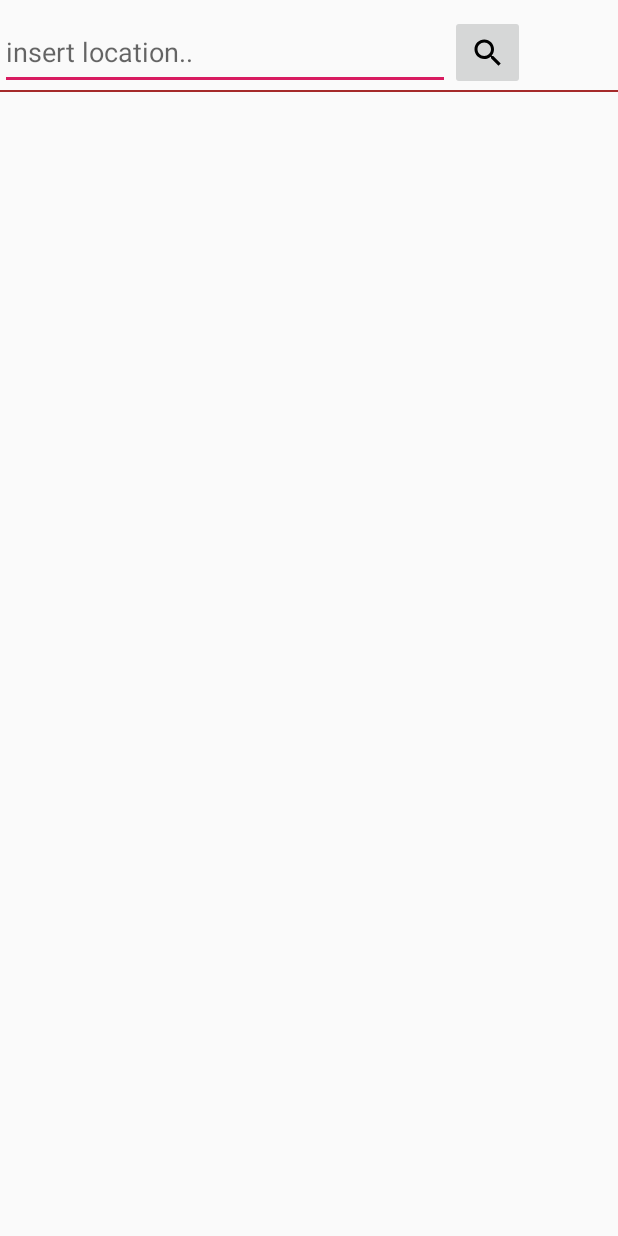
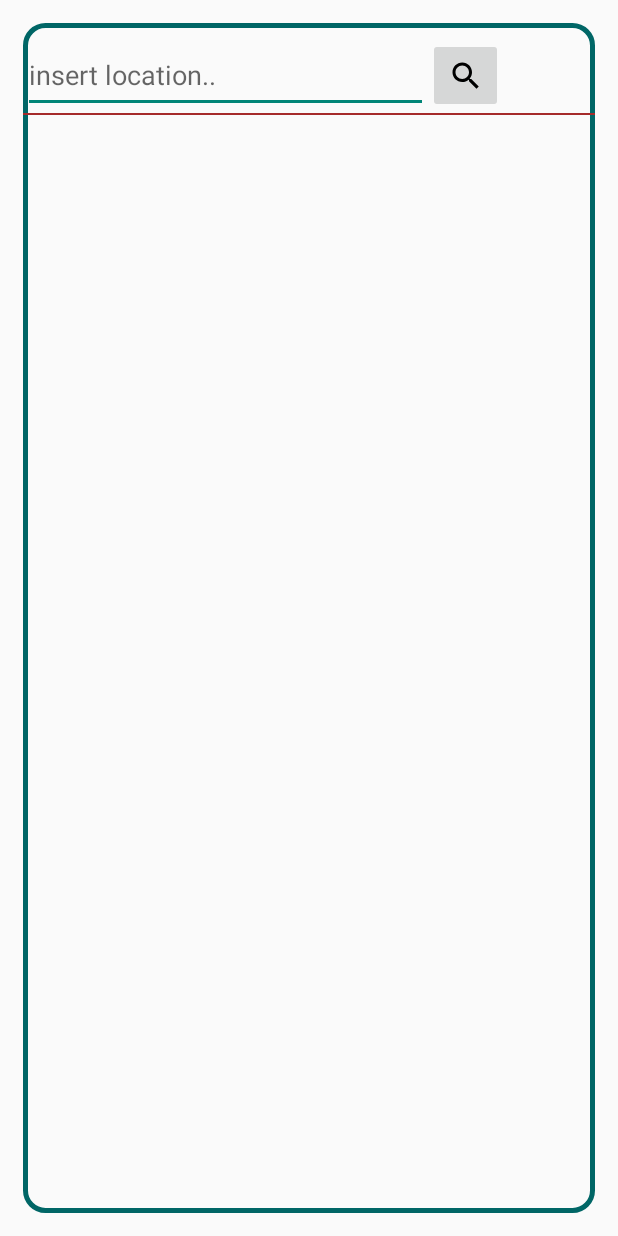
Before and after one commit to Parkseji14/whdtjf, an Android app: the layout search_activity.xml on its own in the app's theme, with its tools: preview values and no code run, on a phone screen of 412 x 824 dp. Run offline under Robolectric (Android 15) with nearby library versions, the phone set to English and light mode, and no system bars.

Commit message:
레이아웃 꾸미기 및 정리_1

```diff
--- a/android_lot/app/src/main/java/com/example/myapplication/view/MyzoneActivity.java
+++ b/android_lot/app/src/main/java/com/example/myapplication/view/MyzoneActivity.java
@@ -162,10 +162,6 @@ public class MyzoneActivity extends AppCompatActivity {
                         /*
                         cars = new Cars(user.getInt("car_1"), user.getInt("car_2"),user.getInt("car_3"),user.getInt("car_4"),user.getInt("car_5"),user.getInt("car_6"),user.getInt("car_7"),user.getInt("car_8"));
 
-
-
-
-
                         uvo.setUsr_key(user.getInt("usr_key"));
                         uvo.setUsr_id(user.getString("usr_id"));
                         uvo.setUsr_name(user.getString("usr_name"));
--- /dev/null
+++ b/android_lot/app/src/main/res/drawable/border.xml
@@ -0,0 +1,18 @@
+<?xml version="1.0" encoding="utf-8"?>
+
+<layer-list xmlns:android="http://schemas.android.com/apk/res/android">
+
+    <item>
+        <shape android:shape="rectangle">
+            <stroke
+                android:width="3dp"
+                android:color="#006666"
+                />
+
+            <corners android:radius="13dip"/>
+
+        </shape>
+
+
+    </item>
+</layer-list>
--- a/android_lot/app/src/main/res/layout/myzone_activity.xml
+++ b/android_lot/app/src/main/res/layout/myzone_activity.xml
@@ -1,6 +1,8 @@
 <?xml version="1.0" encoding="utf-8"?>
 <LinearLayout xmlns:android="http://schemas.android.com/apk/res/android"
               style="@style/layout_match_vertical"
+              android:background="@drawable/border"
+              android:layout_margin="15dp"
               >
 
     <LinearLayout
--- a/android_lot/app/src/main/res/layout/search_activity.xml
+++ b/android_lot/app/src/main/res/layout/search_activity.xml
@@ -1,6 +1,8 @@
 <?xml version="1.0" encoding="utf-8"?>
 <LinearLayout xmlns:android="http://schemas.android.com/apk/res/android"
-              style="@style/layout_match_vertical">
+              style="@style/layout_match_vertical"
+              android:background="@drawable/border"
+              android:layout_margin="15dp">
 
     <LinearLayout
         android:layout_width="match_parent"
@@ -9,7 +11,7 @@
 
        <EditText
            android:id="@+id/search_line"
-           android:layout_width="300dp"
+           android:layout_width="270dp"
            android:layout_height="50dp"
            android:layout_marginTop="10dp"
            android:hint="insert location.."/>
--- a/android_lot/app/src/main/res/values/styles.xml
+++ b/android_lot/app/src/main/res/values/styles.xml
@@ -3,9 +3,8 @@
     <!-- Base application theme. -->
     <style name="AppTheme" parent="Theme.AppCompat.Light.DarkActionBar">
         <!-- Customize your theme here. -->
-        <item name="colorPrimary">@color/colorPrimary</item>
-        <item name="colorPrimaryDark">@color/colorPrimaryDark</item>
-        <item name="colorAccent">@color/colorAccent</item>
+
+        <item name="windowNoTitle">true</item>
     </style>
 
     <style name="layout_match">
@@ -44,6 +43,7 @@
         <item name="android:layout_width">wrap_content</item>
         <item name="android:layout_height">wrap_content</item>
         <item name="android:padding">20dp</item>
+        <item name="android:background">#00000000</item>
     </style>
 
 </resources>
```
Also changed, not shown: android_lot/app/src/main/AndroidManifest.xml (+6 -5 lines), android_lot/app/src/main/java/com/example/myapplication/view/MapActivity.java (+3 -4 lines), android_lot/app/src/main/res/layout/activity_main.xml (+13 -15 lines), android_lot/app/src/main/res/layout/map_activity.xml (+10 -3 lines).
